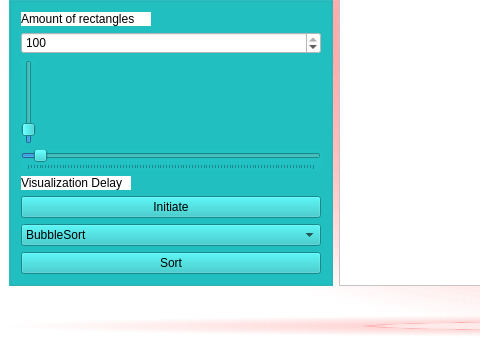
yegorgru/OOP_Lab2_4_Semester, file Sortings_Visualization/mainwindow.ui: the form before one commit; both pictures show x 0 to 480 and y 271 to 608 of the 1286 by 608 pixel window.
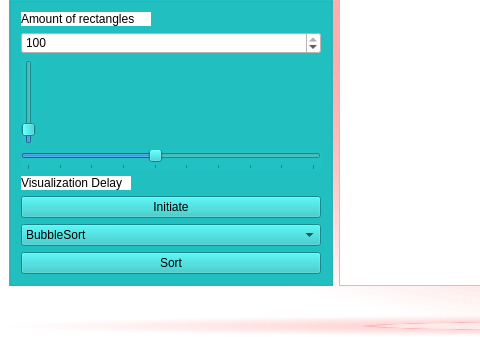
The form after the commit.

Commit message: ShakerSort visualization

What changed in the file:
```diff
--- a/Sortings_Visualization/mainwindow.ui
+++ b/Sortings_Visualization/mainwindow.ui
@@ -142,7 +142,7 @@
           <number>100</number>
          </property>
          <property name="maximum">
-          <number>10000</number>
+          <number>1000</number>
          </property>
          <property name="singleStep">
           <number>10</number>
```
Left out of the diff: 5 changed lines with no effect on the pictures. The commit also changes 2 other files.
